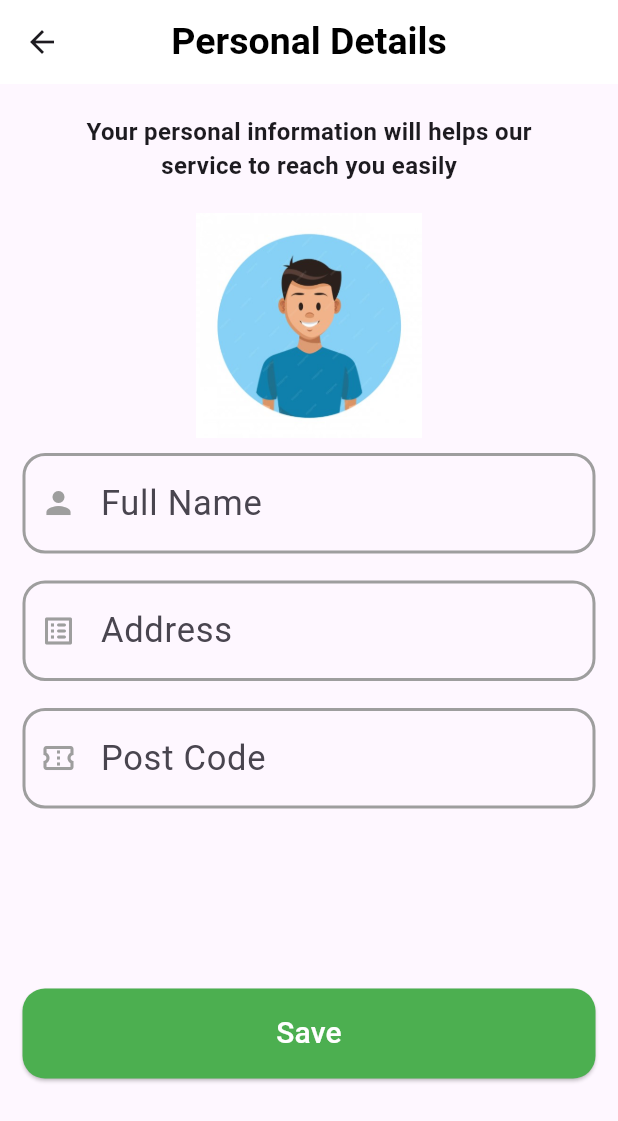
After one commit to VD-Mahajan/Flutter_Collab, a Flutter app: the PersonalDetails screen opened by its route, on a phone screen of 412 x 824 dp. The commit adds this screen. Shown: the top 1121 px of the screen. Run offline on Flutter 3.47's test engine with Material 3 defaults, Android fonts, the phone set to English and light mode, and no system bars; our stand-ins replace firebase_auth, firebase_core; accounts and stored records are empty; network calls fail.

Commit message:
Initial commi

```diff
--- a/my_agri_app/lib/login_module/login.dart
+++ b/my_agri_app/lib/login_module/login.dart
@@ -4,6 +4,7 @@ import 'package:firebase_auth/firebase_auth.dart';
 import 'package:firebase_core/firebase_core.dart';
 import 'package:flutter/gestures.dart';
 import 'package:flutter/material.dart';
+import 'package:my_agri_app/personal_details/profile.dart';
 
 class LoginPage extends StatefulWidget {
   const LoginPage({super.key});
@@ -41,8 +42,11 @@ class _LoginPageState extends State<LoginPage> {
   @override
   Widget build(BuildContext context) {
     TextEditingController _emailController = TextEditingController();
+    // FocusNode _emailFocusNode = FocusNode();
     TextEditingController _passwordController = TextEditingController();
-
+    if (flag == true) {
+      return const PersonalDetails();
+    } else {
       return Scaffold(
         body: FutureBuilder(
             future: _initFireBase(),
@@ -93,10 +97,10 @@ class _LoginPageState extends State<LoginPage> {
                           borderRadius: BorderRadius.circular(10),
                         ),
                         child: Padding(
-                        padding: const EdgeInsets.only(top:7.0),
+                          padding: const EdgeInsets.only(top: 7.0),
                           child: TextFormField(
-
                             controller: _emailController,
+                            // focusNode: _emailFocusNode,
                             textAlignVertical: TextAlignVertical.center,
                             decoration: const InputDecoration(
                               prefixIcon: Icon(
@@ -133,9 +137,8 @@ class _LoginPageState extends State<LoginPage> {
                           borderRadius: BorderRadius.circular(10),
                         ),
                         child: Padding(
-                        padding: const EdgeInsets.only(top:7.0),
+                          padding: const EdgeInsets.only(top: 7.0),
                           child: TextFormField(
-
                             controller: _passwordController,
                             textAlignVertical: TextAlignVertical.center,
                             decoration: const InputDecoration(
@@ -222,7 +225,8 @@ class _LoginPageState extends State<LoginPage> {
                           text: TextSpan(
                             text: '----------- Create new account?  ',
                             style: const TextStyle(
-                              color: Colors.grey, fontWeight: FontWeight.bold),
+                                color: Colors.grey,
+                                fontWeight: FontWeight.bold),
                             children: [
                               TextSpan(
                                 text: 'Sign up',
@@ -259,3 +263,4 @@ class _LoginPageState extends State<LoginPage> {
       );
     }
   }
+}
--- a/my_agri_app/lib/main.dart
+++ b/my_agri_app/lib/main.dart
@@ -3,6 +3,7 @@ import 'package:flutter/material.dart';
 import 'package:my_agri_app/firebase_options.dart';
 import 'package:my_agri_app/login_module/login.dart';
 import 'package:my_agri_app/login_module/register.dart';
+import 'package:my_agri_app/personal_details/profile.dart';
 
 void main() async {
   WidgetsFlutterBinding.ensureInitialized();
@@ -23,6 +24,7 @@ class MainPage extends StatelessWidget {
       routes: {
         '/': (context) => Register(),
         '/login':(context) => LoginPage(),
+        '/profile':(context) => PersonalDetails(),
       },
     );
   }
--- /dev/null
+++ b/my_agri_app/lib/personal_details/profile.dart
@@ -0,0 +1,206 @@
+import 'package:flutter/material.dart';
+
+class PersonalDetails extends StatefulWidget {
+  const PersonalDetails({super.key});
+
+  @override
+  State createState() => _PersonalDetails();
+}
+
+class _PersonalDetails extends State<PersonalDetails> {
+  final TextEditingController _personal_name_Controller =
+      TextEditingController();
+  final FocusNode _personal_name_FocusNode = FocusNode();
+
+  final TextEditingController _personal_address_Controller =
+      TextEditingController();
+  final FocusNode _personal_address_focus = FocusNode();
+
+  final TextEditingController _personal_postCode_Controller =
+      TextEditingController();
+  final FocusNode _personal_postCode_focus = FocusNode();
+
+  @override
+  Widget build(BuildContext context) {
+    return Scaffold(
+      appBar: AppBar(
+        title: const Text(
+          "Personal Details",
+          style: TextStyle(
+            color: Colors.black,
+            fontSize: 25,
+            fontWeight: FontWeight.w600,
+          ),
+        ),
+        backgroundColor: Colors.white,
+        centerTitle: true,
+        elevation: 0,
+      ),
+      body: ListView(children: [
+        const SizedBox(
+          height: 20,
+        ),
+        const Center(
+          child: Text(
+            "Your personal information will helps our",
+            style: TextStyle(
+              fontSize: 16,
+              fontWeight: FontWeight.bold,
+            ),
+          ),
+        ),
+        const Center(
+          child: Text(
+            "service to reach you easily",
+            style: TextStyle(
+              fontSize: 16,
+              fontWeight: FontWeight.bold,
+            ),
+          ),
+        ),
+        const SizedBox(
+          height: 20,
+        ),
+        Image.asset(
+          'assets/profile.jpg',
+          height: 150,
+        ),
+        //================================================================
+        Padding(
+          padding:
+              const EdgeInsets.only(bottom: 8.0, left: 15, right: 15, top: 10),
+          child: TextField(
+            controller: _personal_name_Controller,
+            focusNode: _personal_name_FocusNode,
+            decoration: InputDecoration(
+              prefixIcon: const Icon(Icons.person),
+              hintText: "Full Name",
+              prefixIconColor: Colors.grey,
+              hintStyle: const TextStyle(
+                fontSize: 23,
+              ),
+              border: InputBorder.none,
+              enabledBorder: OutlineInputBorder(
+                borderRadius: BorderRadius.circular(15),
+                borderSide: const BorderSide(
+                  color: Colors.grey,
+                  width: 2,
+                ),
+              ),
+              focusedBorder: OutlineInputBorder(
+                borderRadius: BorderRadius.circular(15),
+                borderSide: const BorderSide(
+                  color: Colors.grey,
+                  width: 2,
+                ),
+              ),
+            ),
+            // keyboardType: TextInputType.phone,
+            style: const TextStyle(
+              fontSize: 23,
+            ),
+          ),
+        ),
+        //====================================================================
+        Padding(
+          padding:
+              const EdgeInsets.only(bottom: 8.0, left: 15, right: 15, top: 10),
+          child: TextField(
+            controller: _personal_address_Controller,
+            focusNode: _personal_address_focus,
+            decoration: InputDecoration(
+              prefixIcon: const Icon(Icons.list_alt_rounded),
+              hintText: "Address",
+              prefixIconColor: Colors.grey,
+              hintStyle: const TextStyle(
+                fontSize: 23,
+              ),
+              border: InputBorder.none,
+              enabledBorder: OutlineInputBorder(
+                borderRadius: BorderRadius.circular(15),
+                borderSide: const BorderSide(
+                  color: Colors.grey,
+                  width: 2,
+                ),
+              ),
+              focusedBorder: OutlineInputBorder(
+                borderRadius: BorderRadius.circular(15),
+                borderSide: const BorderSide(
+                  color: Colors.grey,
+                  width: 2,
+                ),
+              ),
+            ),
+            // keyboardType: TextInputType.phone,
+            style: const TextStyle(
+              fontSize: 23,
+            ),
+          ),
+        ),
+        //======================================================================
+        Padding(
+          padding:
+              const EdgeInsets.only(bottom: 8.0, left: 15, right: 15, top: 10),
+          child: TextField(
+            controller: _personal_postCode_Controller,
+            focusNode: _personal_postCode_focus,
+            decoration: InputDecoration(
+              prefixIcon: const Icon(Icons.confirmation_number_outlined),
+              hintText: "Post Code",
+              prefixIconColor: Colors.grey,
+              hintStyle: const TextStyle(
+                fontSize: 23,
+              ),
+              border: InputBorder.none,
+              enabledBorder: OutlineInputBorder(
+                borderRadius: BorderRadius.circular(15),
+                borderSide: const BorderSide(
+                  color: Colors.grey,
+                  width: 2,
+                ),
+              ),
+              focusedBorder: OutlineInputBorder(
+                borderRadius: BorderRadius.circular(15),
+                borderSide: const BorderSide(
+                  color: Colors.grey,
+                  width: 2,
+                ),
+              ),
+            ),
+            keyboardType: TextInputType.phone,
+            style: const TextStyle(
+              fontSize: 23,
+            ),
+          ),
+        ),
+        const SizedBox(
+          height: 100,
+        ),
+        //============================================================
+        Padding(
+          padding:
+              const EdgeInsets.only(bottom: 8.0, left: 15, right: 15, top: 12),
+          child: SizedBox(
+            height: 60,
+            width: 360,
+            child: ElevatedButton(
+              onPressed: () {},
+              style: ElevatedButton.styleFrom(
+                  backgroundColor: Colors.green,
+                  shape: RoundedRectangleBorder(
+                    borderRadius: BorderRadius.circular(15),
+                  )),
+              child: const Text(
+                "Save",
+                style: TextStyle(
+                  fontSize: 20,
+                  color: Colors.white,
+                ),
+              ),
+            ),
+          ),
+        ),
+      ]),
+    );
+  }
+}
```
Also changed, not shown: my_agri_app/assets/profile.jpg (added), my_agri_app/pubspec.lock, 1 other file. Lines whose indentation alone changed are shown as unchanged.
